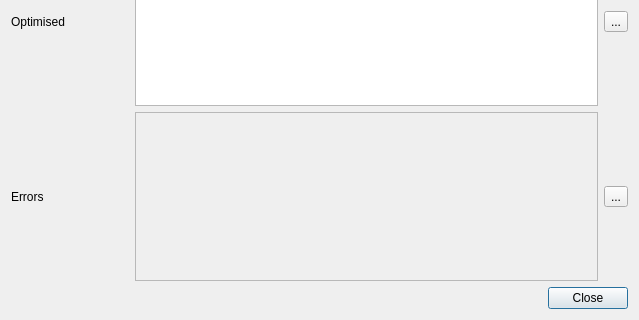
3ll3d00d/beqdesigner, file src/main/python/ui/merge.ui: the form before one commit; both pictures show x 0 to 639 and y 417 to 737 of the 639 by 737 pixel window.
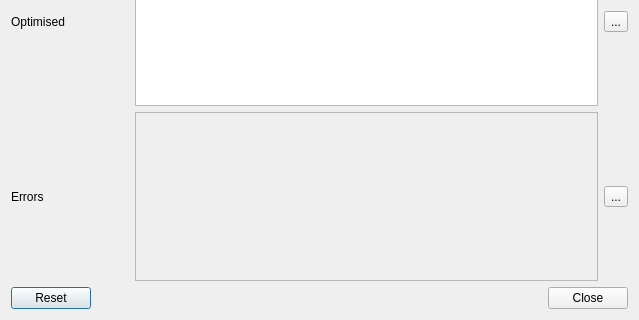
The form after the commit.

Diff of the .ui file:
```diff
--- a/src/main/python/ui/merge.ui
+++ b/src/main/python/ui/merge.ui
@@ -230,7 +230,7 @@
       <enum>Qt::Horizontal</enum>
      </property>
      <property name="standardButtons">
-      <set>QDialogButtonBox::Close</set>
+      <set>QDialogButtonBox::Close|QDialogButtonBox::Reset</set>
      </property>
     </widget>
    </item>
```
